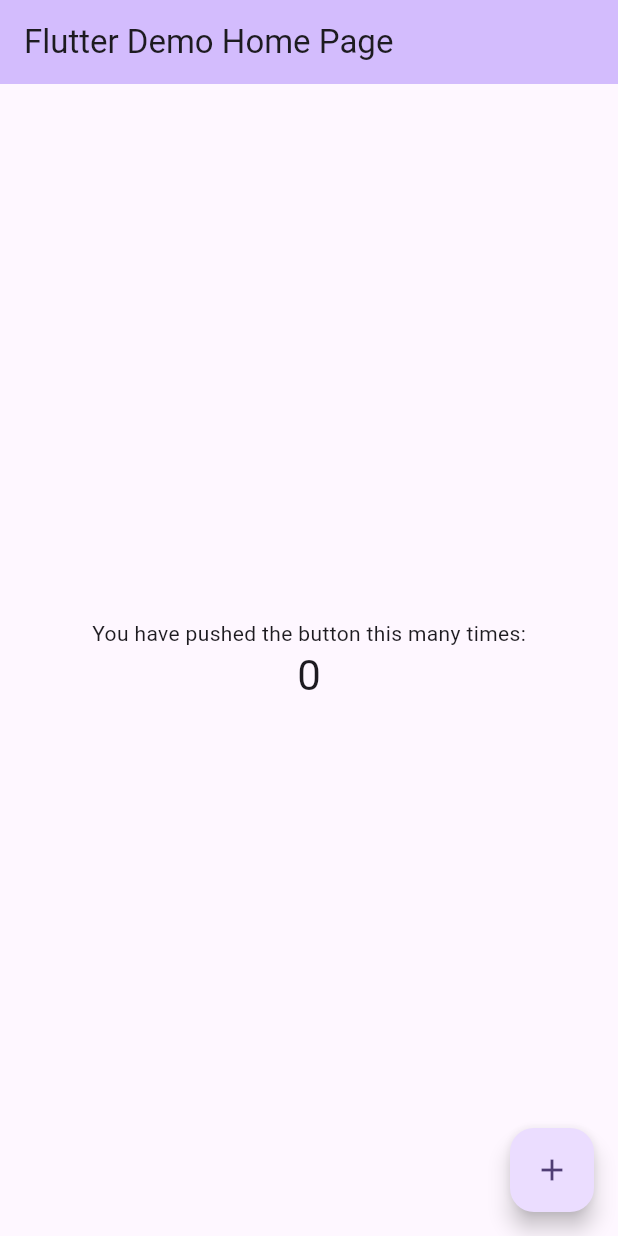
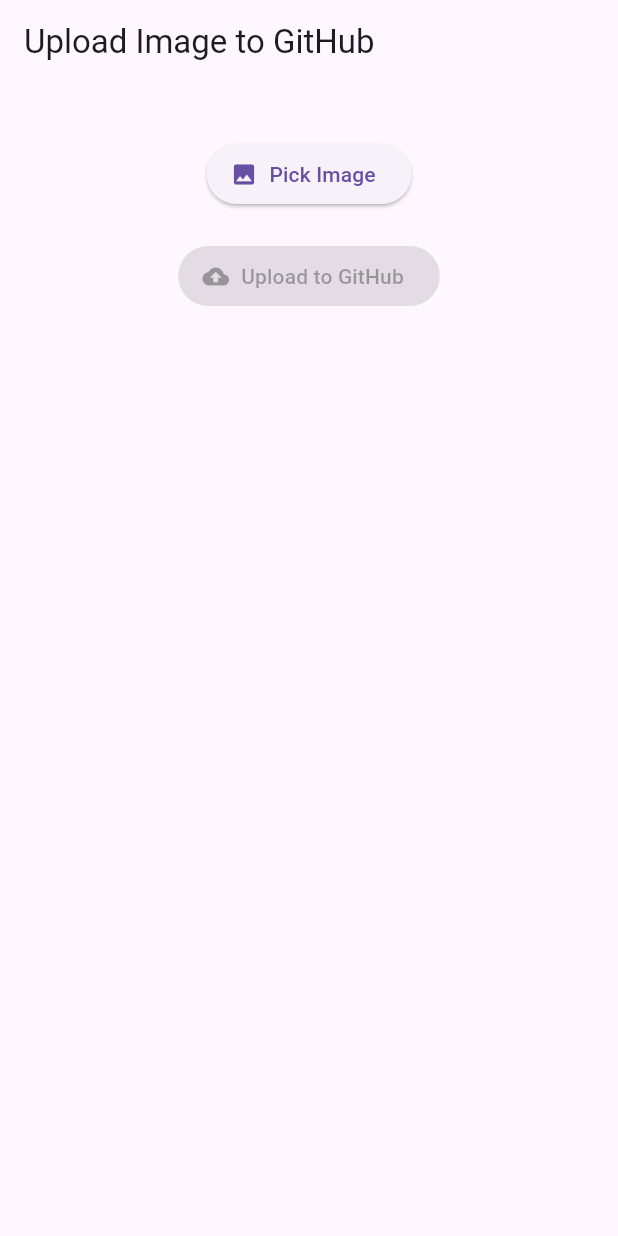
Before and after one commit to Mahmoud-Gharib/app, a Flutter app: the screen it shows after launch, on a phone screen of 412 x 824 dp. Run offline on Flutter 3.47's test engine with Material 3 defaults, Android fonts, the phone set to English and light mode, and no system bars; our stand-ins replace image_picker.

Commit message:
Update main.dart

```diff
--- a/lib/main.dart
+++ b/lib/main.dart
@@ -1,122 +1,121 @@
+import 'dart:convert';
+import 'dart:io';
+
 import 'package:flutter/material.dart';
+import 'package:http/http.dart' as http;
+import 'package:image_picker/image_picker.dart';
+import 'package:path/path.dart';
 
 void main() {
-  runApp(const MyApp());
+  runApp(MyApp());
 }
 
 class MyApp extends StatelessWidget {
-  const MyApp({super.key});
-
-  // This widget is the root of your application.
   @override
   Widget build(BuildContext context) {
     return MaterialApp(
-      title: 'Flutter Demo',
-      theme: ThemeData(
-        // This is the theme of your application.
-        //
-        // TRY THIS: Try running your application with "flutter run". You'll see
-        // the application has a purple toolbar. Then, without quitting the app,
-        // try changing the seedColor in the colorScheme below to Colors.green
-        // and then invoke "hot reload" (save your changes or press the "hot
-        // reload" button in a Flutter-supported IDE, or press "r" if you used
-        // the command line to start the app).
-        //
-        // Notice that the counter didn't reset back to zero; the application
-        // state is not lost during the reload. To reset the state, use hot
-        // restart instead.
-        //
-        // This works for code too, not just values: Most code changes can be
-        // tested with just a hot reload.
-        colorScheme: ColorScheme.fromSeed(seedColor: Colors.deepPurple),
-      ),
-      home: const MyHomePage(title: 'Flutter Demo Home Page'),
+      title: 'GitHub Image Uploader',
+      theme: ThemeData(primarySwatch: Colors.blue),
+      home: UploadImagePage(),
     );
   }
 }
 
-class MyHomePage extends StatefulWidget {
-  const MyHomePage({super.key, required this.title});
-
-  // This widget is the home page of your application. It is stateful, meaning
-  // that it has a State object (defined below) that contains fields that affect
-  // how it looks.
-
-  // This class is the configuration for the state. It holds the values (in this
-  // case the title) provided by the parent (in this case the App widget) and
-  // used by the build method of the State. Fields in a Widget subclass are
-  // always marked "final".
-
-  final String title;
-
+class UploadImagePage extends StatefulWidget {
   @override
-  State<MyHomePage> createState() => _MyHomePageState();
+  _UploadImagePageState createState() => _UploadImagePageState();
 }
 
-class _MyHomePageState extends State<MyHomePage> {
-  int _counter = 0;
+class _UploadImagePageState extends State<UploadImagePage> {
+  File? _image;
+  bool _uploading = false;
+  String _status = '';
 
-  void _incrementCounter() {
+  final String githubToken = 'YOUR_GITHUB_TOKEN_HERE'; // ⚠️ Replace with your token
+  final String repoOwner = 'YOUR_USERNAME';
+  final String repoName = 'YOUR_REPO';
+  final String repoFolder = 'flutter_uploads'; // Folder inside repo
+
+  Future<void> pickImage() async {
+    final pickedFile = await ImagePicker().pickImage(source: ImageSource.gallery);
+    if (pickedFile != null) {
+      setState(() {
+        _image = File(pickedFile.path);
+        _status = '';
+      });
+    }
+  }
+
+  Future<void> uploadImageToGitHub(File imageFile) async {
     setState(() {
-      // This call to setState tells the Flutter framework that something has
-      // changed in this State, which causes it to rerun the build method below
-      // so that the display can reflect the updated values. If we changed
-      // _counter without calling setState(), then the build method would not be
-      // called again, and so nothing would appear to happen.
-      _counter++;
+      _uploading = true;
+      _status = 'Uploading...';
     });
+
+    try {
+      final fileName = basename(imageFile.path);
+      final imageBytes = await imageFile.readAsBytes();
+      final contentBase64 = base64Encode(imageBytes);
+
+      final url = Uri.parse(
+        'https://api.github.com/repos/$repoOwner/$repoName/contents/$repoFolder/$fileName',
+      );
+
+      final body = jsonEncode({
+        'message': 'Upload image from Flutter app',
+        'content': contentBase64,
+      });
+
+      final response = await http.put(
+        url,
+        headers: {
+          'Authorization': 'Bearer $githubToken',
+          'Accept': 'application/vnd.github.v3+json',
+        },
+        body: body,
+      );
+
+      if (response.statusCode == 201) {
+        setState(() => _status = '✅ Uploaded successfully!');
+      } else {
+        setState(() => _status = '❌ Failed: ${response.body}');
+      }
+    } catch (e) {
+      setState(() => _status = '❌ Error: $e');
+    } finally {
+      setState(() => _uploading = false);
+    }
   }
 
   @override
   Widget build(BuildContext context) {
-    // This method is rerun every time setState is called, for instance as done
-    // by the _incrementCounter method above.
-    //
-    // The Flutter framework has been optimized to make rerunning build methods
-    // fast, so that you can just rebuild anything that needs updating rather
-    // than having to individually change instances of widgets.
     return Scaffold(
-      appBar: AppBar(
-        // TRY THIS: Try changing the color here to a specific color (to
-        // Colors.amber, perhaps?) and trigger a hot reload to see the AppBar
-        // change color while the other colors stay the same.
-        backgroundColor: Theme.of(context).colorScheme.inversePrimary,
-        // Here we take the value from the MyHomePage object that was created by
-        // the App.build method, and use it to set our appbar title.
-        title: Text(widget.title),
-      ),
+      appBar: AppBar(title: Text('Upload Image to GitHub')),
       body: Center(
-        // Center is a layout widget. It takes a single child and positions it
-        // in the middle of the parent.
-        child: Column(
-          // Column is also a layout widget. It takes a list of children and
-          // arranges them vertically. By default, it sizes itself to fit its
-          // children horizontally, and tries to be as tall as its parent.
-          //
-          // Column has various properties to control how it sizes itself and
-          // how it positions its children. Here we use mainAxisAlignment to
-          // center the children vertically; the main axis here is the vertical
-          // axis because Columns are vertical (the cross axis would be
-          // horizontal).
-          //
-          // TRY THIS: Invoke "debug painting" (choose the "Toggle Debug Paint"
-          // action in the IDE, or press "p" in the console), to see the
-          // wireframe for each widget.
-          mainAxisAlignment: MainAxisAlignment.center,
-          children: <Widget>[
-            const Text('You have pushed the button this many times:'),
-            Text(
-              '$_counter',
-              style: Theme.of(context).textTheme.headlineMedium,
-            ),
-          ],
+        child: Padding(
+          padding: const EdgeInsets.all(16.0),
+          child: Column(
+            children: [
+              if (_image != null)
+                Image.file(_image!, width: 200, height: 200, fit: BoxFit.cover),
+              SizedBox(height: 20),
+              ElevatedButton.icon(
+                icon: Icon(Icons.image),
+                label: Text('Pick Image'),
+                onPressed: pickImage,
+              ),
+              SizedBox(height: 20),
+              ElevatedButton.icon(
+                icon: Icon(Icons.cloud_upload),
+                label: Text(_uploading ? 'Uploading...' : 'Upload to GitHub'),
+                onPressed: _image != null && !_uploading ? () => uploadImageToGitHub(_image!) : null,
+              ),
+              SizedBox(height: 20),
+              Text(_status),
+            ],
+          ),
         ),
       ),
-      floatingActionButton: FloatingActionButton(
-        onPressed: _incrementCounter,
-        tooltip: 'Increment',
-        child: const Icon(Icons.add),
-      ), // This trailing comma makes auto-formatting nicer for build methods.
     );
   }
 }
```
